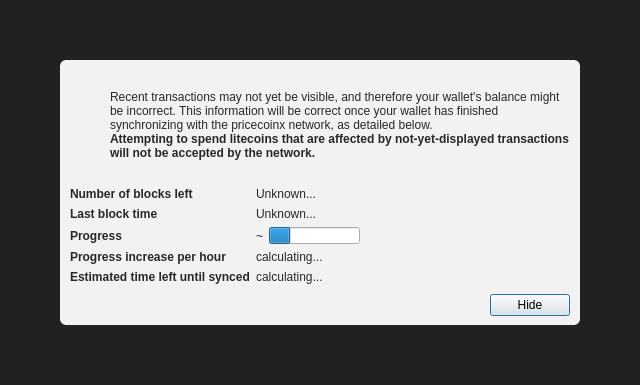
This is src/qt/forms/modaloverlay.ui in Pricecoin/PricecoinX as Qt 5 draws it before an edit. The edited form follows.
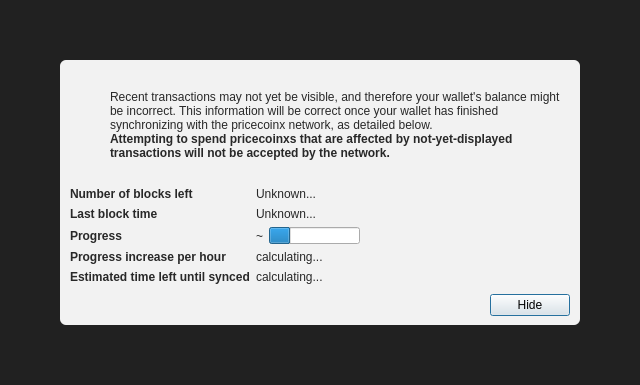
This is the edited form. Icons and pictures are not drawn.

Diff of the .ui file:
```diff
--- a/src/qt/forms/modaloverlay.ui
+++ b/src/qt/forms/modaloverlay.ui
@@ -149,7 +149,7 @@
                 </font>
                </property>
                <property name="text">
-                <string>Attempting to spend litecoins that are affected by not-yet-displayed transactions will not be accepted by the network.</string>
+                <string>Attempting to spend pricecoinxs that are affected by not-yet-displayed transactions will not be accepted by the network.</string>
                </property>
                <property name="textFormat">
                 <enum>Qt::RichText</enum>
```
